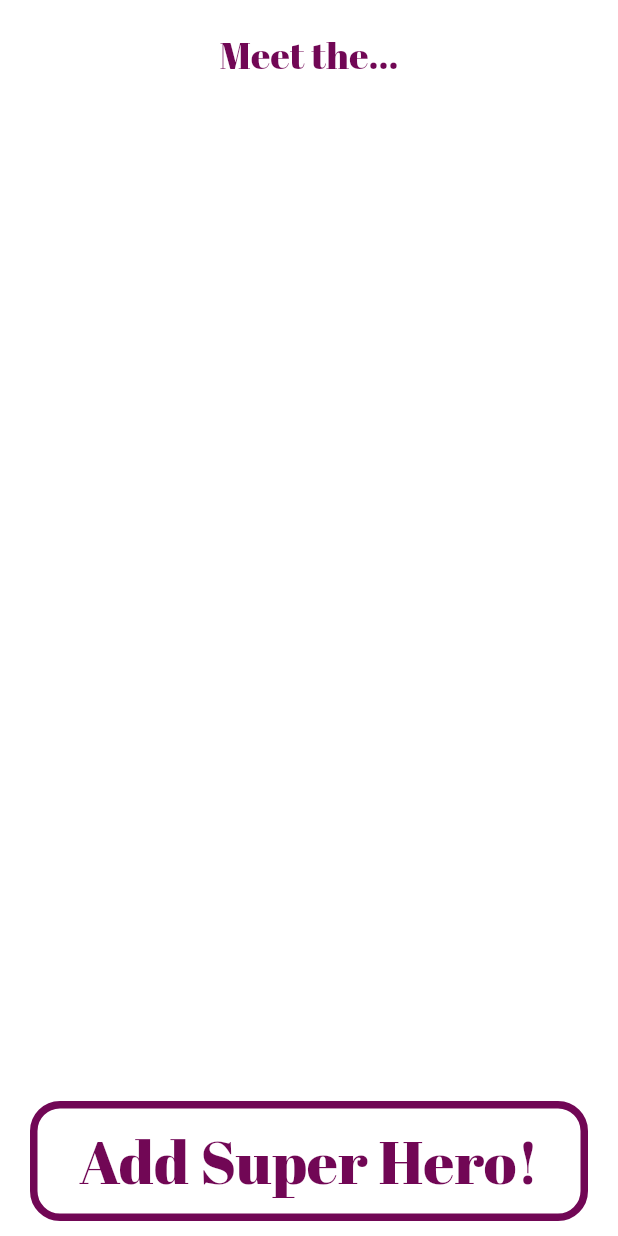
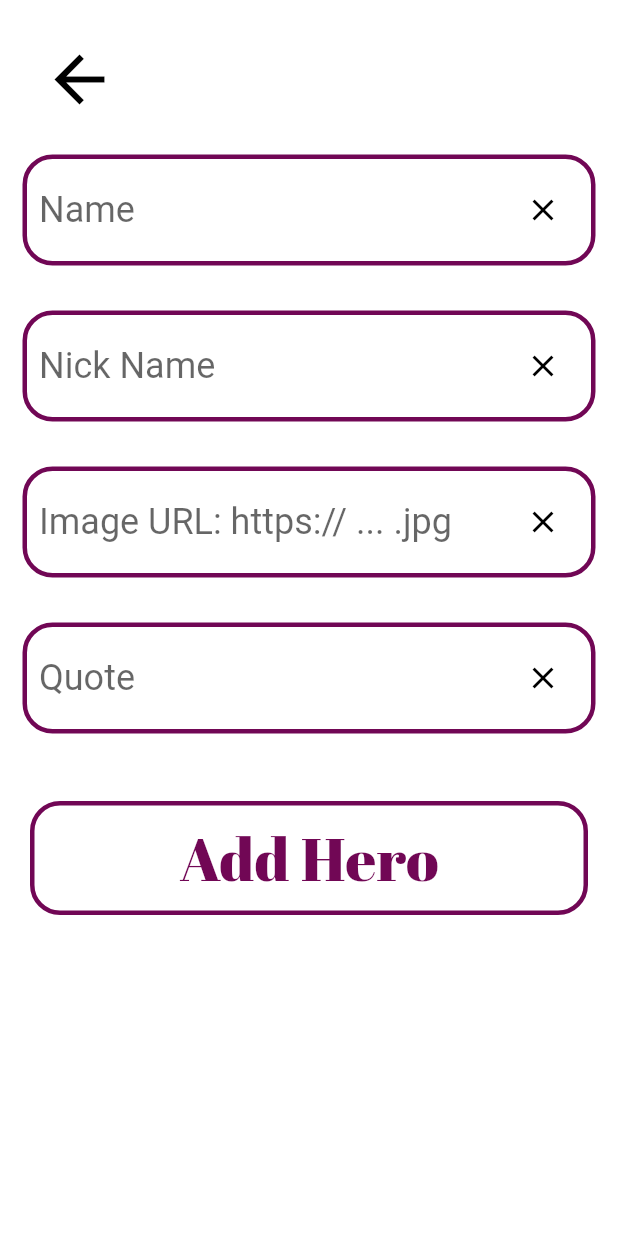
Before and after one commit to mateuszptak/super_heroes_list_app, a Flutter app: the screen it shows after launch, after a tap on "Add Super Hero!", on a phone screen of 412 x 824 dp. Run offline on Flutter 3.47's test engine with Material 2 defaults, Android fonts, the phone set to English and light mode, and no system bars; our stand-ins replace cloud_firestore, firebase_core, google_fonts; accounts and stored records are empty.

Commit message:
Implement add hero to firebase from the app

```diff
--- /dev/null
+++ b/lib/pages/add_hero_page.dart
@@ -0,0 +1,145 @@
+import 'package:cloud_firestore/cloud_firestore.dart';
+import 'package:flutter/material.dart';
+
+import '../widgets/add_hero_button.dart';
+
+class AddHeroPage extends StatefulWidget {
+  const AddHeroPage({Key? key}) : super(key: key);
+
+  @override
+  State<AddHeroPage> createState() => _AddHeroPageState();
+}
+
+class _AddHeroPageState extends State<AddHeroPage> {
+  final nameTextController = TextEditingController();
+  final nickNameTextController = TextEditingController();
+  final imageTextController = TextEditingController();
+  final quoteTextController = TextEditingController();
+
+  @override
+  Widget build(BuildContext context) {
+    return Scaffold(
+      body: SafeArea(
+        child: ListView(
+          children: [
+            Align(
+              alignment: Alignment.topLeft,
+              child: Padding(
+                padding: const EdgeInsets.all(20.0),
+                child: IconButton(
+                  icon: const Icon(
+                    Icons.arrow_back,
+                    color: Colors.black,
+                    size: 50,
+                  ),
+                  onPressed: () {
+                    Navigator.of(context).pop();
+                  },
+                ),
+              ),
+            ),
+            SizedBox(
+              width: MediaQuery.of(context).size.width,
+              child: SingleChildScrollView(
+                child: Column(
+                  children: [
+                    AddHeroTextField(
+                      controller: nameTextController,
+                      hintText: 'Name',
+                      onClear: () {
+                        nameTextController.clear();
+                      },
+                    ),
+                    AddHeroTextField(
+                      controller: nickNameTextController,
+                      hintText: 'Nick Name',
+                      onClear: () {
+                        nameTextController.clear();
+                      },
+                    ),
+                    AddHeroTextField(
+                      controller: imageTextController,
+                      hintText: 'Image URL: https:// ... .jpg',
+                      onClear: () {
+                        nameTextController.clear();
+                      },
+                    ),
+                    AddHeroTextField(
+                      controller: quoteTextController,
+                      hintText: 'Quote',
+                      onClear: () {
+                        nameTextController.clear();
+                      },
+                    ),
+                    AddHeroButton(
+                      onPressed: () {
+                        FirebaseFirestore.instance.collection('heroes').add({
+                          'real_name': nameTextController.text,
+                          'nick_name': nickNameTextController.text,
+                          'avatar_image': imageTextController.text,
+                          'quote': quoteTextController.text,
+                        });
+                        Navigator.of(context).pop();
+                      },
+                      text: 'Add Hero',
+                    ),
+                  ],
+                ),
+              ),
+            ),
+          ],
+        ),
+      ),
+    );
+  }
+}
+
+class AddHeroTextField extends StatelessWidget {
+  const AddHeroTextField({
+    Key? key,
+    required this.controller,
+    required this.hintText,
+    required this.onClear,
+  }) : super(key: key);
+
+  final TextEditingController controller;
+  final String hintText;
+  final VoidCallback onClear;
+
+  @override
+  Widget build(BuildContext context) {
+    return Padding(
+      padding: const EdgeInsets.all(15.0),
+      child: Container(
+        decoration: BoxDecoration(
+          borderRadius: BorderRadius.circular(20),
+          border: Border.all(
+            color: const Color.fromARGB(255, 113, 7, 85),
+            width: 3,
+          ),
+        ),
+        child: Padding(
+          padding: const EdgeInsets.all(8.0),
+          child: TextField(
+            controller: controller,
+            textInputAction: TextInputAction.done,
+            decoration: InputDecoration(
+              border: InputBorder.none,
+              hintText: hintText,
+              hintStyle: const TextStyle(fontSize: 24),
+              suffixIcon: IconButton(
+                icon: const Icon(
+                  Icons.clear,
+                  color: Colors.black,
+                ),
+                onPressed: () {
+                  onClear;
+                },
+              ),
+            ),
+          ),
+        ),
+      ),
+    );
+  }
+}
--- a/lib/pages/home_page.dart
+++ b/lib/pages/home_page.dart
@@ -4,6 +4,7 @@ import 'package:google_fonts/google_fonts.dart';
 
 import '../models/super_hero_model.dart';
 import '../widgets/add_hero_button.dart';
+import 'add_hero_page.dart';
 
 class HomePage extends StatefulWidget {
   const HomePage({Key? key}) : super(key: key);
@@ -34,8 +35,10 @@ class _HomePageState extends State<HomePage> {
               ),
             ),
             StreamBuilder<QuerySnapshot<Map<String, dynamic>>>(
-              stream:
-                  FirebaseFirestore.instance.collection('heroes').snapshots(),
+              stream: FirebaseFirestore.instance
+                  .collection('heroes')
+                  .orderBy('nick_name')
+                  .snapshots(),
               builder: (context, snapshot) {
                 if (snapshot.hasError) {
                   return Text('Error: ${snapshot.error}');
@@ -62,7 +65,16 @@ class _HomePageState extends State<HomePage> {
                 );
               },
             ),
-            const AddHeroButton(),
+            AddHeroButton(
+              text: 'Add Super Hero!',
+              onPressed: () {
+                Navigator.of(context).push(
+                  MaterialPageRoute(
+                    builder: (context) => const AddHeroPage(),
+                  ),
+                );
+              },
+            ),
           ],
         ),
       ),
--- a/lib/widgets/add_hero_button.dart
+++ b/lib/widgets/add_hero_button.dart
@@ -4,7 +4,12 @@ import 'package:google_fonts/google_fonts.dart';
 class AddHeroButton extends StatelessWidget {
   const AddHeroButton({
     Key? key,
+    required this.text,
+    required this.onPressed,
   }) : super(key: key);
+
+  final String text;
+  final VoidCallback onPressed;
 
   @override
   Widget build(BuildContext context) {
@@ -16,19 +21,20 @@ class AddHeroButton extends StatelessWidget {
         right: 20,
       ),
       child: InkWell(
+        onTap: onPressed,
         child: Container(
           decoration: BoxDecoration(
             borderRadius: BorderRadius.circular(20),
             border: Border.all(
               color: const Color.fromARGB(255, 113, 7, 85),
-              width: 5,
+              width: 3,
             ),
           ),
           child: Padding(
             padding: const EdgeInsets.symmetric(vertical: 8),
             child: Center(
               child: Text(
-                'Add Super Hero!',
+                text,
                 style: GoogleFonts.abrilFatface(
                   fontSize: 40,
                   color: const Color.fromARGB(255, 113, 7, 85),
@@ -37,7 +43,6 @@ class AddHeroButton extends StatelessWidget {
             ),
           ),
         ),
-        onTap: () {},
       ),
     );
   }
```
